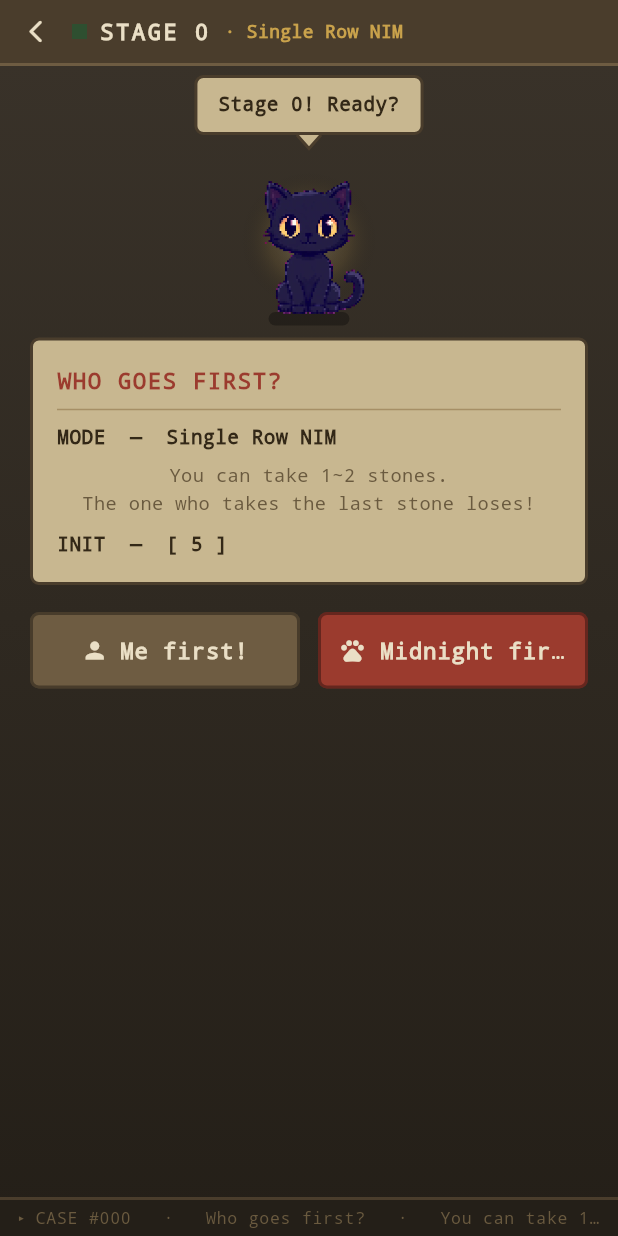
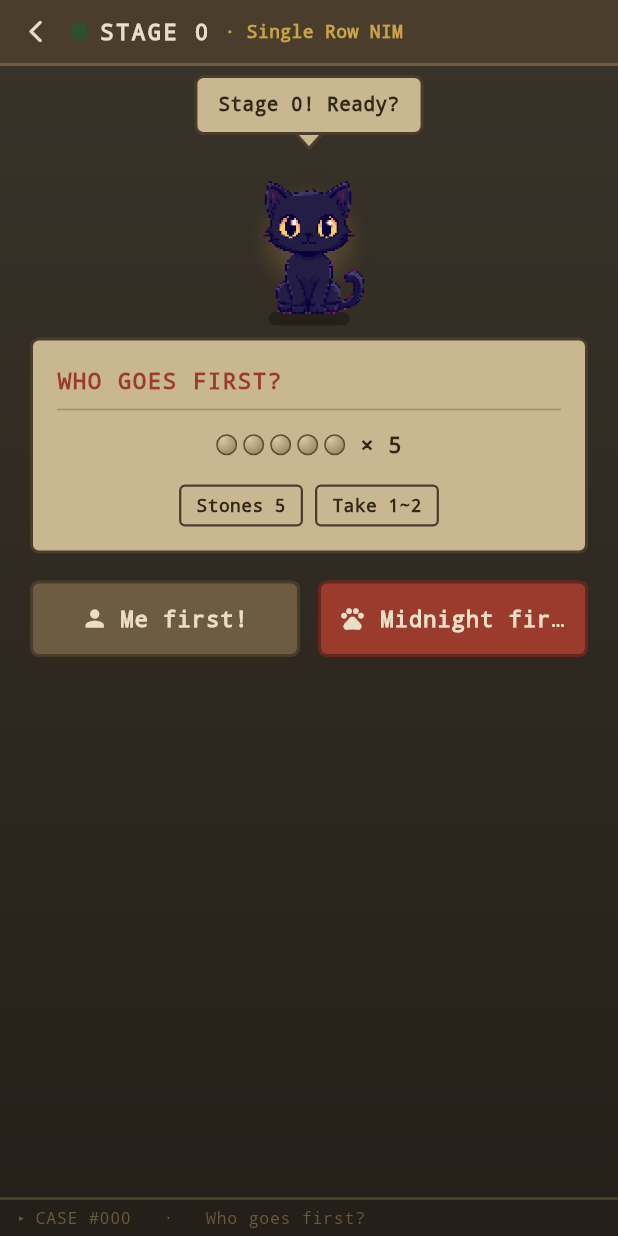
Before and after one commit to rnak24-lab/MATH-GAME, a Flutter app: the GameScreen screen opened directly with empty values, on a phone screen of 412 x 824 dp. Run offline on Flutter 3.47's test engine with Material 3 defaults, Android fonts, the phone set to English and light mode, and no system bars; our stand-ins replace audioplayers, google_mobile_ads, shared_preferences, webview_flutter; accounts and stored records are empty.

Commit message:
feat(nim): 폰 테스트 피드백 7건 반영
1. 그림 깨짐: 고양이 PNG 6종 재인코딩(표준 32bpp) — 안드로이드 디코더 호환
2. 표정 설명 삭제: 튜토리얼에서 표정 텔 스텝 제거 (플레이하며 발견)
3. 줄글 제거 + 시각 정보: 턴 선택 = 실제 돌 미리보기 + 수량 칩,
   인게임 상시 정보 칩(남은 돌 N / 한 번에 1~M개), 티커 규칙 줄글 삭제.
   스테이지1 = 돌 3개 + 자동 선공 + "2개 집어봐" 액션 튜토리얼 → 따라 하면 무조건 승리,
   첫 패배 시 즉시 힌트
4. 해금 문구 게임식: "1-3 클리어 시 해금!"
5. 월드명 한글화: 뒷골목 입구/네온 술집/연기 아지트/그림자 시장/마지막 배팅
6. 이름 로컬라이즈: ko = 한밤이 (en = Midnight 유지)
7. 첫 실행 언어 선택 다이얼로그 (닫기 불가, 선택 즉시 저장)

전 동선 라이브 검증: 언어선택→홈→월드→스테이지1 승리까지

Co-Authored-By: Claude Opus 4.8 <noreply@anthropic.com>

```diff
--- a/math_game_flutter/lib/game/nim_engine.dart
+++ b/math_game_flutter/lib/game/nim_engine.dart
@@ -234,6 +234,14 @@ class NimEngine {
 
     switch (mode) {
       case GameMode.singleRow:
+        // (2026-07-02) 스테이지 1 = 튜토리얼 전용: 돌 3개, 1~2개 선택.
+        // "2개를 집어봐!" 지시대로 하면 한밤이가 마지막 돌을 강제로 가져가 무조건 승리
+        // → 첫 판에서 규칙(마지막 돌=패배)과 승리 감각을 동시에 학습.
+        if (stageNumber == 1) {
+          maxTake = 2;
+          rows = [3];
+          break;
+        }
         // 기본 최저 난이도 상승: 1~1 제한 폐지, 최소 1~2 선택.
         // NIM 필승 전략(nimber, (n-1) % (maxTake+1)) 보존.
         int n = 7 + (stageNumber - 1) * 2;
--- a/math_game_flutter/lib/game/tutorial_manager.dart
+++ b/math_game_flutter/lib/game/tutorial_manager.dart
@@ -39,14 +39,13 @@ class TutorialManager {
     if (!isTutorialStage(stageNumber)) return const [];
     switch (worldOf(stageNumber)) {
       case 1:
+        // (2026-07-02 대표님) 짧고 액션 지시형 4스텝 — 표정 설명 삭제(플레이하며 발견),
+        // 지시대로 따라 하면(2개 집기) 스테이지 1은 무조건 승리.
         return [
           TutorialStep(text: s.get('tutW1_1')),
-          TutorialStep(text: s.get('tutW1_2')),
-          TutorialStep(text: s.get('tutW1_3'), highlightTarget: 'take_buttons'),
-          TutorialStep(text: s.get('tutW1_4'), highlightTarget: 'last_stone'),
-          // (P1-2) 표정 = 공식 메커닉: 미드나잇의 표정이 포지션을 알려준다는 걸 명시적으로 교육
-          TutorialStep(text: s.get('tutW1_5'), highlightTarget: 'cat'),
-          TutorialStep(text: s.get('tutW1_6'), highlightTarget: 'take_buttons'),
+          TutorialStep(text: s.get('tutW1_2'), highlightTarget: 'stones'),
+          TutorialStep(text: s.get('tutW1_3'), highlightTarget: 'last_stone'),
+          TutorialStep(text: s.get('tutW1_4'), highlightTarget: 'take_buttons'),
         ];
       case 2:
         return [
--- a/math_game_flutter/lib/l10n/app_strings.dart
+++ b/math_game_flutter/lib/l10n/app_strings.dart
@@ -12,7 +12,7 @@ class AppStrings {
     },
     'appSubtitle': {
       'en': 'Math NIM Strategy Game with Midnight',
-      'ko': 'Midnight와 함께하는 수학 님 게임',
+      'ko': '한밤이와 함께하는 수학 님 게임',
     },
 
     // ── Home Screen ──
@@ -22,7 +22,7 @@ class AppStrings {
     },
     'midnightGreeting': {
       'en': "Hi! I'm Midnight!",
-      'ko': '안녕! 나는 Midnight야 🎀',
+      'ko': '안녕! 나는 한밤이야 🎀',
     },
     'continueGame': {
       'en': 'Continue',
@@ -64,23 +64,23 @@ class AppStrings {
     },
     'worldAlleyCorner': {
       'en': 'Alley Corner',
-      'ko': 'Alley Corner',
+      'ko': '뒷골목 입구',
     },
     'worldNeonTavern': {
       'en': 'Neon Tavern',
-      'ko': 'Neon Tavern',
+      'ko': '네온 술집',
     },
     'worldSmokeDen': {
       'en': 'Smoke Den',
-      'ko': 'Smoke Den',
+      'ko': '연기 아지트',
     },
     'worldShadowMarket': {
       'en': 'Shadow Market',
-      'ko': 'Shadow Market',
+      'ko': '그림자 시장',
     },
     'worldTheLastBet': {
       'en': 'The Last Bet',
-      'ko': 'The Last Bet',
+      'ko': '마지막 배팅',
     },
     'worldSubtitleSingleRow': {
       'en': 'Single Row NIM',
@@ -114,10 +114,10 @@ class AppStrings {
       'en': 'Clear the previous world',
       'ko': '이전 월드를 클리어하세요',
     },
-    // (2026-07-02) 해금 조건: 이전 월드에서 3판 클리어 (빠른 패스)
+    // (2026-07-02) 해금 조건 — 게임식 표기: "1-3 클리어 시 해금!" ({0}=이전 월드 번호)
     'unlockHint3Stages': {
-      'en': 'Clear any 3 stages of the previous world to unlock',
-      'ko': '앞 월드에서 3판만 깨면 열려요',
+      'en': 'Clear {0}-3 to unlock!',
+      'ko': '{0}-3 클리어 시 해금!',
     },
 
     // ── Game Screen: Mode Titles ──
@@ -179,7 +179,7 @@ class AppStrings {
     },
     'midnightFirst': {
       'en': 'Midnight first!',
-      'ko': 'Midnight 먼저!',
+      'ko': '한밤이 먼저!',
     },
     'myTurn': {
       'en': '🎯 My Turn',
@@ -187,7 +187,7 @@ class AppStrings {
     },
     'midnightTurn': {
       'en': "💭 Midnight's Turn...",
-      'ko': '💭 Midnight 턴...',
+      'ko': '💭 한밤이 턴...',
     },
     'victory': {
       'en': '🎉 Victory!',
@@ -236,7 +236,7 @@ class AppStrings {
     },
     'nameMidnight': {
       'en': 'MIDNIGHT',
-      'ko': '미드나잇',
+      'ko': '한밤이',
     },
     'logStart': {
       'en': 'START · {0} first',
@@ -253,6 +253,23 @@ class AppStrings {
     'initLabel': {
       'en': 'INIT',
       'ko': '시작 배치',
+    },
+    // 인게임 정보 칩 — 항상 보이는 숫자 정보 (줄글 규칙 대체)
+    'stonesLeft': {
+      'en': 'Stones {0}',
+      'ko': '남은 돌 {0}',
+    },
+    'takeRange': {
+      'en': 'Take 1~{0}',
+      'ko': '한 번에 1~{0}개',
+    },
+    'takeAny': {
+      'en': 'Take any amount',
+      'ko': '원하는 만큼',
+    },
+    'peperoChip': {
+      'en': 'Split in two',
+      'ko': '둘로 쪼개기',
     },
 
     // ── Settings: 게임플레이/초기화/규칙 (2026-07-02) ──
@@ -504,7 +521,7 @@ class AppStrings {
     // (id=1201) nimSum=0 (이미 져버린 상태)에서 누르는 힌트: 다음 판 선공/후공 추천
     'hintLosingNextChoice': {
       'en': "😿 This round is mine already! Next time, pick '{0}' to win!",
-      'ko': "😿 이번 판은 Midnight이 이기는 상태야. 다시 도전할 때 '{0}'를 선택하면 이길 수 있어!",
+      'ko': "😿 이번 판은 한밤이이 이기는 상태야. 다시 도전할 때 '{0}'를 선택하면 이길 수 있어!",
     },
 
     // ── Tutorial (예린 시나리오 W1~W5) ──
@@ -516,30 +533,22 @@ class AppStrings {
       'en': 'Let\'s Start!',
       'ko': '시작하기!',
     },
-    // W1: 기초 NIM
+    // W1: 기초 NIM — 짧고 액션 지시형 (줄글 설명 금지, 따라 하면 무조건 승리)
     'tutW1_1': {
-      'en': "Hi! I'm Midnight. Let me show you this game!",
-      'ko': '안녕! 나는 미드나잇. 이 게임을 알려줄게!',
+      'en': "Hi! I'm Midnight. Let's just play!",
+      'ko': '안녕! 나는 한밤이! 바로 해보자냥',
     },
     'tutW1_2': {
-      'en': "There are stones here. We take turns grabbing them.",
-      'ko': '여기 돌이 있어. 우리가 번갈아 가져가는 거야.',
+      'en': 'Tap a stone to grab it. Tap again to put it back.',
+      'ko': '돌을 누르면 집고, 다시 누르면 내려놔.',
     },
     'tutW1_3': {
-      'en': "You can take 1 or 2 stones at a time.",
-      'ko': '한 번에 1개 또는 2개를 가져갈 수 있어.',
+      'en': 'Grab the LAST stone and you lose!',
+      'ko': '마지막 돌을 가져가면 지는 거야!',
     },
     'tutW1_4': {
-      'en': "If you grab the LAST stone... you lose! Be careful!",
-      'ko': '마지막 돌을 가져가면... 지는 거야! 조심해!',
-    },
-    'tutW1_5': {
-      'en': "One more thing — I can't hide my feelings. When I smirk, YOU are in trouble. Strike when my face turns worried!",
-      'ko': '하나 더 — 난 표정을 못 숨겨. 내가 히죽거리면 네가 불리하다는 뜻! 내 표정이 굳는 순간을 노려!',
-    },
-    'tutW1_6': {
-      'en': "It's your turn! How many will you take?",
-      'ko': '네 차례야! 몇 개를 가져갈래?',
+      'en': 'Now grab 2 stones and hit Take!',
+      'ko': '자! 돌 2개를 집고, 가져가기를 눌러봐!',
     },
     // W2: 2행 NIM
     'tutW2_1': {
@@ -607,8 +616,8 @@ class AppStrings {
     },
     // 2회 연속 패배 힌트
     'tutHintW1': {
-      'en': "Hint: Don't be forced to take the last stone.",
-      'ko': '힌트: 마지막 돌을 가져가지 않도록 해봐.',
+      'en': 'Hint: grab 2 stones and you win!',
+      'ko': '힌트: 2개를 집으면 이겨!',
     },
     'tutHintW2': {
       'en': "Hint: Try to leave rows with equal counts.",
--- a/math_game_flutter/lib/screens/game_screen.dart
+++ b/math_game_flutter/lib/screens/game_screen.dart
@@ -116,6 +116,16 @@ class _GameScreenState extends State<GameScreen> with TickerProviderStateMixin {
       _tutorialSteps = TutorialManager.entrySteps(widget.stageNumber, s);
       _tutorialActive = _tutorialSteps.isNotEmpty;
     }
+
+    // (2026-07-02) 스테이지 1 = 튜토리얼 전용: 선공 선택 화면 없이 바로 플레이어 선공.
+    // 돌 3개 + "2개 집어봐" 지시 → 따라 하면 무조건 승리.
+    if (widget.stageNumber == 1) {
+      _phase = GamePhase.playing;
+      _currentTurn = TurnOwner.player;
+      _firstMover = TurnOwner.player;
+      _moveLog.add(_LogEntry(null, s.get('logStart', [s.get('nameYou')])));
+      _midnightMessage = s.get('turnPlayerFirst');
+    }
   }
 
   void _advanceTutorial() {
@@ -153,21 +163,6 @@ class _GameScreenState extends State<GameScreen> with TickerProviderStateMixin {
         return s.get('modeTripleRow');
       case GameMode.quadRow:
         return s.get('modeQuadRow');
-    }
-  }
-
-  String _getModeRule() {
-    switch (_config.mode) {
-      case GameMode.singleRow:
-        return s.get('ruleSingleRow', ['${_config.maxTake}']);
-      case GameMode.doubleRow:
-        return s.get('ruleDoubleRow');
-      case GameMode.pepero:
-        return s.get('rulePepero');
-      case GameMode.tripleRow:
-        return s.get('ruleTripleRow');
-      case GameMode.quadRow:
-        return s.get('ruleQuadRow');
     }
   }
 
@@ -317,8 +312,9 @@ class _GameScreenState extends State<GameScreen> with TickerProviderStateMixin {
         _midnightFace = MidnightFace.happy2;
         _midnightMessage = s.get('midnightWon');
         _consecutiveDefeats++;
-        // 2회 연속 패배: 예린 정책 → 자동 힌트 메시지 append
-        if (_consecutiveDefeats >= 2 &&
+        // 자동 힌트: 스테이지 1은 첫 패배 즉시, 그 외 튜토리얼 스테이지는 2연패 시
+        final int hintAfter = widget.stageNumber == 1 ? 1 : 2;
+        if (_consecutiveDefeats >= hintAfter &&
             TutorialManager.isTutorialStage(widget.stageNumber)) {
           _midnightMessage =
               '${s.get('midnightWon')}\n\n${TutorialManager.autoHintOnConsecutiveLoss(widget.stageNumber, s)}';
@@ -790,7 +786,7 @@ class _GameScreenState extends State<GameScreen> with TickerProviderStateMixin {
       alignment: Alignment.centerLeft,
       padding: const EdgeInsets.symmetric(horizontal: 12),
       child: Text(
-        '▸ ${s.get('caseLabel', [widget.stageNumber.toString().padLeft(3, '0')])}   ·   $status   ·   ${_getModeRule()}',
+        '▸ ${s.get('caseLabel', [widget.stageNumber.toString().padLeft(3, '0')])}   ·   $status',
         maxLines: 1,
         overflow: TextOverflow.ellipsis,
         style: const TextStyle(
@@ -983,21 +979,10 @@ class _GameScreenState extends State<GameScreen> with TickerProviderStateMixin {
               children: [
                 _dossierRow(s.get('whoGoesFirst').toUpperCase(), accent: true),
                 const Divider(color: _Pal.paperEdge, height: 18),
-                _dossierRow('${s.get('modeLabel')}  —  ${_getModeTitle()}'),
-                const SizedBox(height: 6),
-                Text(
-                  _getModeRule(),
-                  textAlign: TextAlign.center,
-                  style: const TextStyle(
-                    fontFamily: _mono,
-                    fontSize: 12.5,
-                    color: _Pal.inkSoft,
-                    height: 1.5,
-                  ),
-                ),
-                const SizedBox(height: 8),
-                _dossierRow(
-                    '${s.get('initLabel')}  —  [ ${_rows.join('  ·  ')} ]'),
+                // (2026-07-02) 줄글 규칙 대신 시각 정보: 실제 돌 미리보기 + 수량 칩
+                _boardPreview(),
+                const SizedBox(height: 12),
+                _infoChips(dark: false),
               ],
             ),
           ),
@@ -1032,6 +1017,99 @@ class _GameScreenState extends State<GameScreen> with TickerProviderStateMixin {
     );
   }
 
+  /// 시작 배치를 실제 돌 모양으로 미리보기 — 읽지 않아도 한눈에 (규칙 T3).
+  Widget _boardPreview() {
+    return Column(
+      children: List.generate(_rows.length, (ri) {
+        return Padding(
+          padding: const EdgeInsets.symmetric(vertical: 4),
+          child: Row(
+            mainAxisAlignment: MainAxisAlignment.center,
+            children: [
+              Flexible(
+                child: Wrap(
+                  spacing: 4,
+                  runSpacing: 4,
+                  alignment: WrapAlignment.center,
+                  children: List.generate(
+                    _rows[ri],
+                    (_) => Container(
+                      width: 14,
+                      height: 14,
+                      decoration: BoxDecoration(
+                        shape: BoxShape.circle,
+                        gradient: const RadialGradient(
+                          center: Alignment(-0.4, -0.5),
+                          radius: 0.95,
+                          colors: [Color(0xFFD9C7A0), Color(0xFF8C7A55)],
+                        ),
+                        border: Border.all(
+                            color: const Color(0xFF5C4E33), width: 1),
+                      ),
+                    ),
+                  ),
+                ),
+              ),
+              const SizedBox(width: 10),
+              Text(
+                '× ${_rows[ri]}',
+                style: const TextStyle(
+                  fontFamily: _mono,
+                  fontSize: 15,
+                  fontWeight: FontWeight.w900,
+                  color: _Pal.ink,
+                ),
+              ),
+            ],
+          ),
+        );
+      }),
+    );
+  }
+
+  /// 정보 칩 2개: [남은 돌 N] [한 번에 1~M개] — 게임 내내 숫자 정보 상시 노출.
+  Widget _infoChips({required bool dark}) {
+    final int total = _rows.fold(0, (a, b) => a + b);
+    String qty;
+    switch (_config.mode) {
+      case GameMode.singleRow:
+        qty = s.get('takeRange', ['${_config.maxTake}']);
+        break;
+      case GameMode.pepero:
+        qty = s.get('peperoChip');
+        break;
+      default:
+        qty = s.get('takeAny');
+    }
+    Widget chip(String t) => Container(
+          padding: const EdgeInsets.symmetric(horizontal: 10, vertical: 4),
+          decoration: BoxDecoration(
+            color: dark ? _Pal.deskBottom : Colors.transparent,
+            borderRadius: BorderRadius.circular(4),
+            border: Border.all(
+                color: dark ? _Pal.frameHi : _Pal.frame, width: 1.5),
+          ),
+          child: Text(
+            t,
+            style: TextStyle(
+              fontFamily: _mono,
+              fontSize: 12,
+              fontWeight: FontWeight.w700,
+              color: dark ? _Pal.cream : _Pal.ink,
+            ),
+          ),
+        );
+    return Row(
+      mainAxisSize: MainAxisSize.min,
+      mainAxisAlignment: MainAxisAlignment.center,
+      children: [
+        chip(s.get('stonesLeft', ['$total'])),
+        const SizedBox(width: 8),
+        chip(qty),
+      ],
+    );
+  }
+
   Widget _dossierRow(String text, {bool accent = false}) {
     return Align(
       alignment: Alignment.centerLeft,
@@ -1057,6 +1135,11 @@ class _GameScreenState extends State<GameScreen> with TickerProviderStateMixin {
         Padding(
           padding: const EdgeInsets.symmetric(horizontal: 16, vertical: 4),
           child: _turnStamp(),
+        ),
+        // 숫자 정보 상시 노출: 남은 돌 / 가져갈 수 있는 수량
+        Padding(
+          padding: const EdgeInsets.only(bottom: 6),
+          child: _infoChips(dark: true),
         ),
         // 진행 로그 / 선공 패널
         _logPanel(),
--- a/math_game_flutter/lib/screens/world_select_screen.dart
+++ b/math_game_flutter/lib/screens/world_select_screen.dart
@@ -249,7 +249,7 @@ class _WorldCard extends StatelessWidget {
                     Text(
                       isUnlocked
                           ? world.subtitle(strings)
-                          : strings.get('unlockHint3Stages'),
+                          : strings.get('unlockHint3Stages', ['${world.id}']),
                       style: TextStyle(
                         fontSize: 13,
                         color: isUnlocked ? Colors.grey[500] : Colors.orange[700],
```
Also changed, not shown: math_game_flutter/lib/screens/home_screen.dart (+10 -0 lines), math_game_flutter/lib/widgets/language_select_dialog.dart (added, +84 -0 lines), math_game_flutter/assets/midnight/angry.png, math_game_flutter/assets/midnight/default.png, math_game_flutter/assets/midnight/happy.png, math_game_flutter/assets/midnight/sleepy.png, math_game_flutter/assets/midnight/smug.png, math_game_flutter/assets/midnight/surprised.png.
